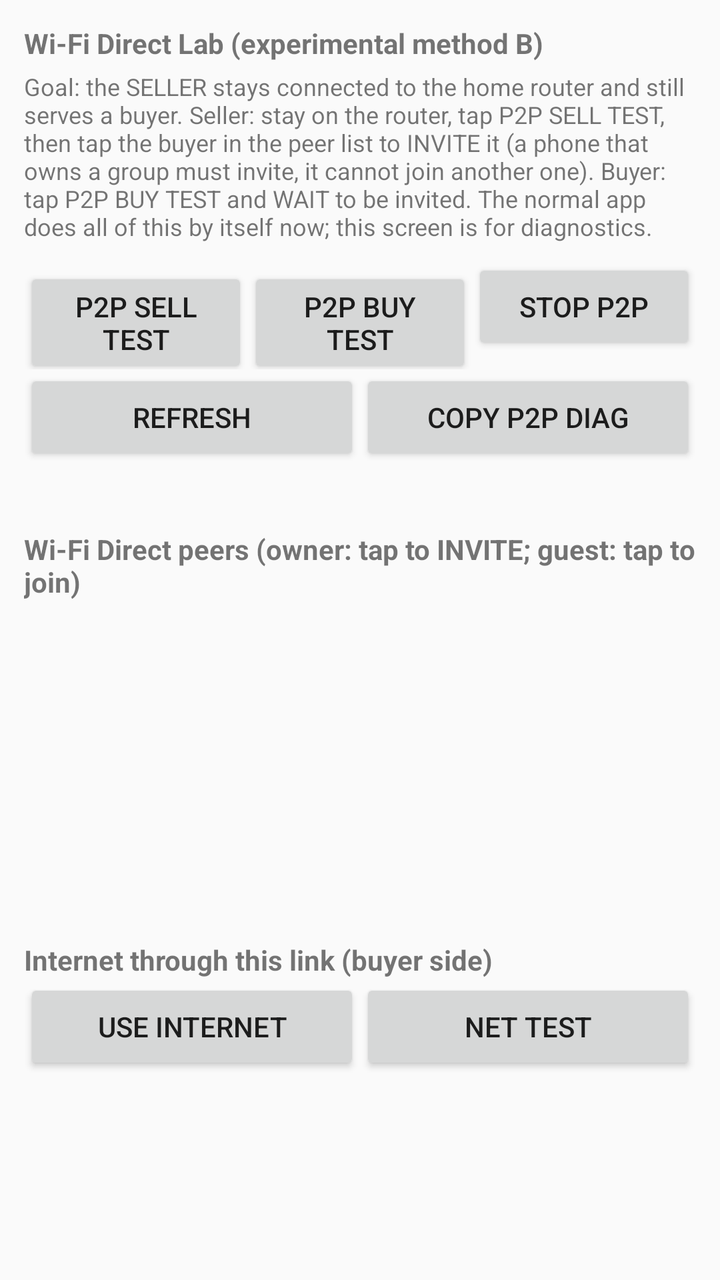
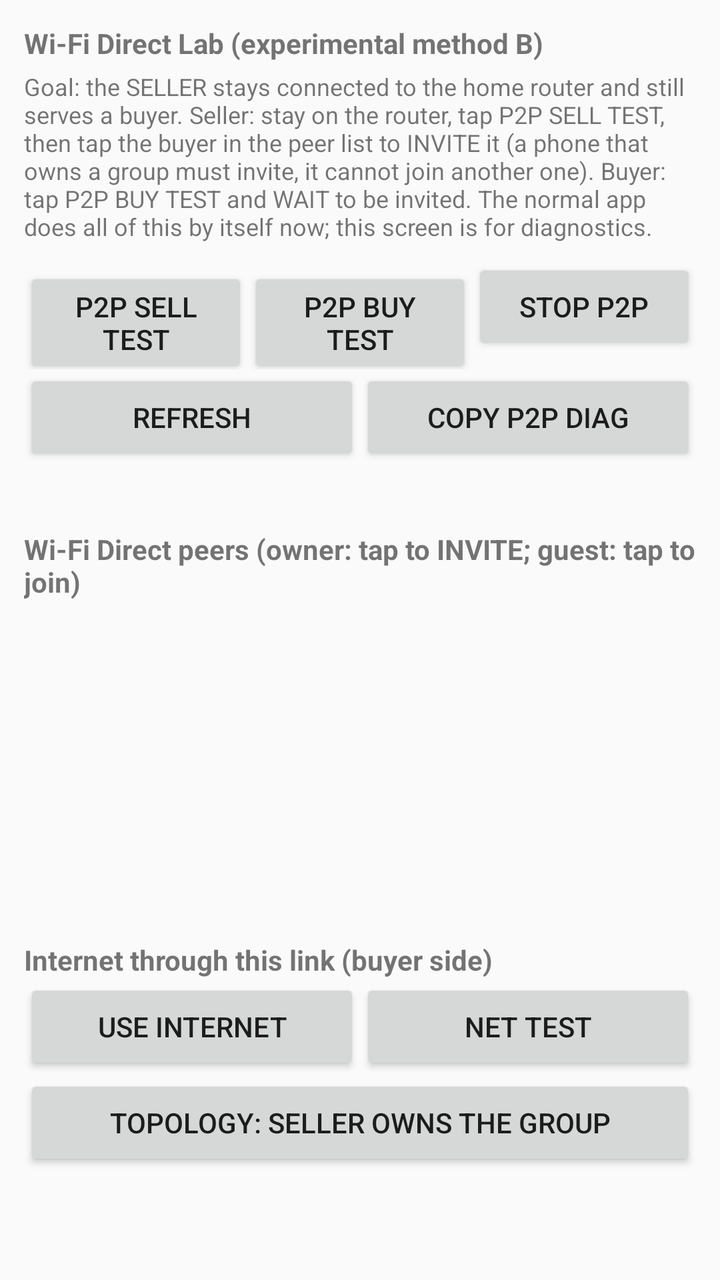

Two renders of the same Android screen: before a commit and after it. Below are the layout's source before the change and the commit's diff.
<!-- AndroidManifest.xml: application theme android:Theme.Material.Light.NoActionBar -->
<!-- res/layout/activity_p2p_lab.xml -->
<?xml version="1.0" encoding="utf-8"?>
<ScrollView xmlns:android="http://schemas.android.com/apk/res/android"
    android:layout_width="match_parent"
    android:layout_height="match_parent"
    android:fillViewport="true">
    <LinearLayout
        android:layout_width="match_parent"
        android:layout_height="wrap_content"
        android:orientation="vertical"
        android:padding="12dp">

        <TextView android:layout_width="match_parent" android:layout_height="wrap_content" android:textStyle="bold" android:text="Wi-Fi Direct Lab (experimental method B)" />
        <TextView android:layout_width="match_parent" android:layout_height="wrap_content" android:textSize="12sp" android:layout_marginTop="4dp"
            android:text="Goal: the SELLER stays connected to the home router and still serves a buyer. Seller: stay on the router, tap P2P SELL TEST, then tap the buyer in the peer list to INVITE it (a phone that owns a group must invite, it cannot join another one). Buyer: tap P2P BUY TEST and WAIT to be invited. The normal app does all of this by itself now; this screen is for diagnostics." />

        <LinearLayout android:layout_width="match_parent" android:layout_height="wrap_content" android:orientation="horizontal" android:layout_marginTop="8dp">
            <Button android:id="@+id/btnP2pSell" android:layout_width="0dp" android:layout_weight="1" android:layout_height="wrap_content" android:text="P2P SELL TEST" />
            <Button android:id="@+id/btnP2pBuy" android:layout_width="0dp" android:layout_weight="1" android:layout_height="wrap_content" android:text="P2P BUY TEST" />
            <Button android:id="@+id/btnP2pStop" android:layout_width="0dp" android:layout_weight="1" android:layout_height="wrap_content" android:text="STOP P2P" />
        </LinearLayout>
        <LinearLayout android:layout_width="match_parent" android:layout_height="wrap_content" android:orientation="horizontal">
            <Button android:id="@+id/btnP2pRefresh" android:layout_width="0dp" android:layout_weight="1" android:layout_height="wrap_content" android:text="REFRESH" />
            <Button android:id="@+id/btnP2pDiag" android:layout_width="0dp" android:layout_weight="1" android:layout_height="wrap_content" android:text="COPY P2P DIAG" />
        </LinearLayout>

        <TextView android:id="@+id/txtP2pState" android:layout_width="match_parent" android:layout_height="wrap_content" android:textSize="12sp" android:fontFamily="monospace" android:layout_marginTop="6dp" android:text="" />

        <TextView android:layout_width="match_parent" android:layout_height="wrap_content" android:textStyle="bold" android:layout_marginTop="10dp" android:text="Wi-Fi Direct peers (owner: tap to INVITE; guest: tap to join)" />
        <ListView android:id="@+id/listP2pPeers" android:layout_width="match_parent" android:layout_height="160dp" />

        <TextView android:layout_width="match_parent" android:layout_height="wrap_content" android:textStyle="bold" android:layout_marginTop="10dp" android:text="Internet through this link (buyer side)" />
        <LinearLayout android:layout_width="match_parent" android:layout_height="wrap_content" android:orientation="horizontal">
            <Button android:id="@+id/btnP2pUse" android:layout_width="0dp" android:layout_weight="1" android:layout_height="wrap_content" android:text="USE INTERNET" />
            <Button android:id="@+id/btnP2pNetTest" android:layout_width="0dp" android:layout_weight="1" android:layout_height="wrap_content" android:text="NET TEST" />
        </LinearLayout>
        <TextView android:id="@+id/txtP2pTunnel" android:layout_width="match_parent" android:layout_height="wrap_content" android:textSize="12sp" android:fontFamily="monospace" android:text="" />

        <TextView android:id="@+id/txtP2pDiag" android:layout_width="match_parent" android:layout_height="wrap_content" android:textSize="11sp" android:fontFamily="monospace" android:layout_marginTop="10dp" android:text="" />
    </LinearLayout>
</ScrollView>
<!-- resources referenced by this layout -->
<resources>

</resources>

<!-- the commit's change to res/layout/activity_p2p_lab.xml (unified diff, before → after) -->
@@ -33,6 +33,7 @@
             <Button android:id="@+id/btnP2pUse" android:layout_width="0dp" android:layout_weight="1" android:layout_height="wrap_content" android:text="USE INTERNET" />
             <Button android:id="@+id/btnP2pNetTest" android:layout_width="0dp" android:layout_weight="1" android:layout_height="wrap_content" android:text="NET TEST" />
         </LinearLayout>
+        <Button android:id="@+id/btnP2pTopology" android:layout_width="match_parent" android:layout_height="wrap_content" android:text="TOPOLOGY: SELLER OWNS THE GROUP" />
         <TextView android:id="@+id/txtP2pTunnel" android:layout_width="match_parent" android:layout_height="wrap_content" android:textSize="12sp" android:fontFamily="monospace" android:text="" />
 
         <TextView android:id="@+id/txtP2pDiag" android:layout_width="match_parent" android:layout_height="wrap_content" android:textSize="11sp" android:fontFamily="monospace" android:layout_marginTop="10dp" android:text="" />
